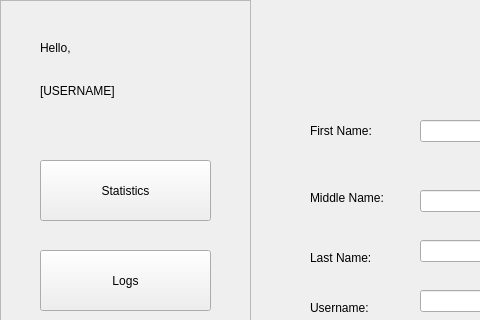
The window that POS/UI/EditEmployee.ui (ReiZedlav/CSCC-21.1-Software-Engineering-1) describes before a commit, drawn with Qt 5; both pictures show x 0 to 480 and y 0 to 320 of the 1200 by 700 pixel window.
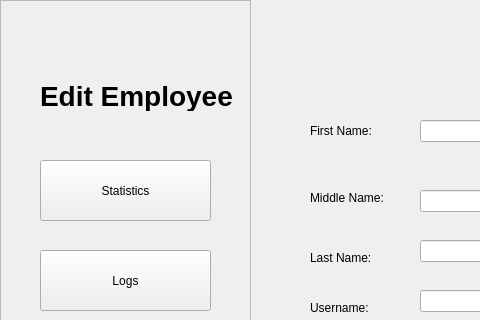
The same window after the commit.

```diff
--- a/POS/UI/EditEmployee.ui
+++ b/POS/UI/EditEmployee.ui
@@ -29,32 +29,6 @@
     <property name="frameShadow">
      <enum>QFrame::Raised</enum>
     </property>
-    <widget class="QLabel" name="greeting">
-     <property name="geometry">
-      <rect>
-       <x>40</x>
-       <y>40</y>
-       <width>55</width>
-       <height>16</height>
-      </rect>
-     </property>
-     <property name="text">
-      <string>Hello,</string>
-     </property>
-    </widget>
-    <widget class="QLabel" name="label_2">
-     <property name="geometry">
-      <rect>
-       <x>40</x>
-       <y>80</y>
-       <width>91</width>
-       <height>21</height>
-      </rect>
-     </property>
-     <property name="text">
-      <string>[USERNAME]</string>
-     </property>
-    </widget>
     <widget class="QPushButton" name="statButton">
      <property name="geometry">
       <rect>
@@ -120,6 +94,26 @@
       <string>Logs</string>
      </property>
     </widget>
+    <widget class="QLabel" name="greeting_2">
+     <property name="geometry">
+      <rect>
+       <x>40</x>
+       <y>80</y>
+       <width>211</width>
+       <height>31</height>
+      </rect>
+     </property>
+     <property name="font">
+      <font>
+       <pointsize>21</pointsize>
+       <weight>75</weight>
+       <bold>true</bold>
+      </font>
+     </property>
+     <property name="text">
+      <string>Edit Employee</string>
+     </property>
+    </widget>
    </widget>
    <widget class="QPushButton" name="pushButton">
     <property name="geometry">
```
